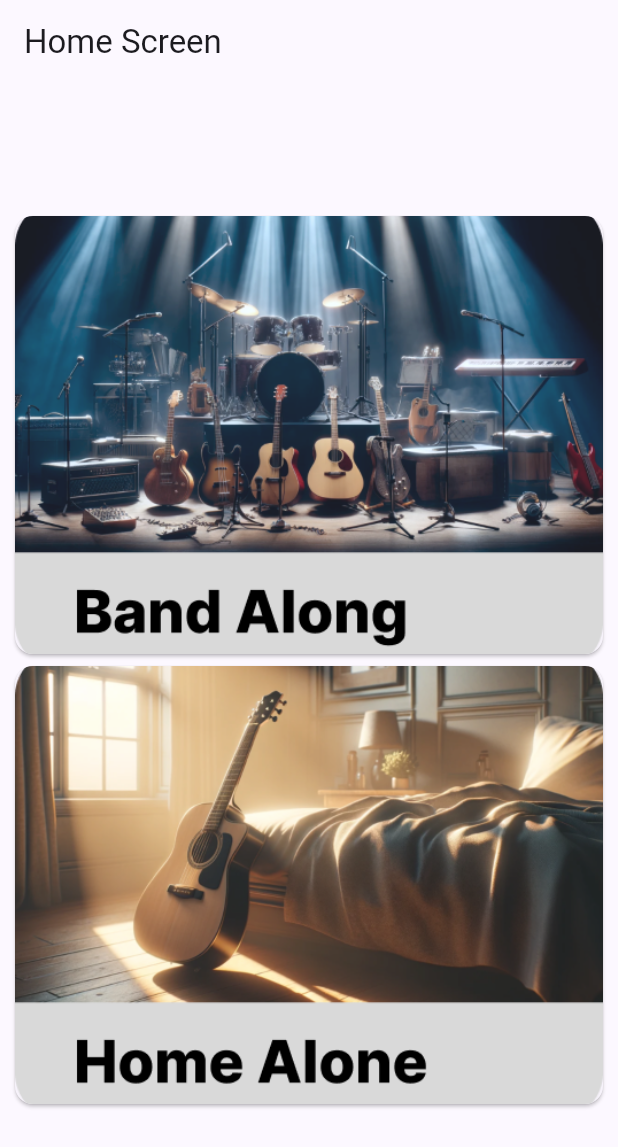
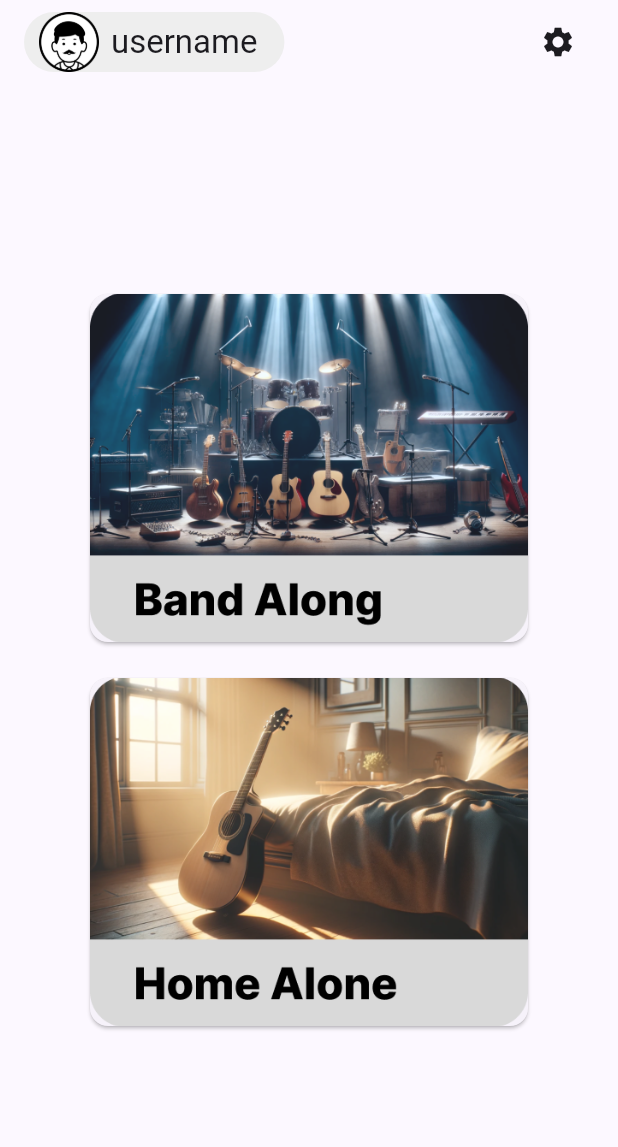
Before and after one commit to ljy2855/bflat_app, a Flutter app: the screen it shows after launch, on a phone screen of 412 x 824 dp. Shown: the top 1147 px of the screen. Run offline on Flutter 3.47's test engine with Material 3 defaults, Android fonts, the phone set to English and light mode, and no system bars; our stand-ins replace file_picker, flutter_dotenv, permission_handler; missing offline and left inert: record.

Commit message:
design: home screen

```diff
--- a/lib/screens/home_screen.dart
+++ b/lib/screens/home_screen.dart
@@ -1,23 +1,72 @@
 import 'package:bflat_app/screens/select_record_screen.dart';
 import 'package:bflat_app/screens/sound_check.dart';
 import 'package:flutter/material.dart';
+
+class UserProfileWidget extends StatelessWidget {
+  final String username;
+
+  UserProfileWidget({Key? key, required this.username}) : super(key: key);
+
+  @override
+  Widget build(BuildContext context) {
+    return GestureDetector(
+      onTap: () {},
+      child: Container(
+        padding: EdgeInsets.symmetric(horizontal: 10),
+        margin: EdgeInsets.only(right: 10),
+        decoration: BoxDecoration(
+          color: Colors.grey[200], // 배경 색상
+          borderRadius: BorderRadius.circular(20),
+        ),
+        child: Row(
+          mainAxisSize: MainAxisSize.min,
+          children: <Widget>[
+            CircleAvatar(
+              backgroundColor: Colors.white, // 아이콘 배경색
+              child: Image.asset('assets/images/user_profile.png'),
+            ),
+            Padding(
+              padding: EdgeInsets.symmetric(horizontal: 8),
+              child: Text(username),
+            ),
+          ],
+        ),
+      ),
+    );
+  }
+}
 
 class HomeScreen extends StatelessWidget {
   const HomeScreen({super.key});
 
   @override
   Widget build(BuildContext context) {
+    const username = "username";
+
     return Scaffold(
       appBar: AppBar(
-        title: const Text('Home Screen'),
+        title: Row(
+          mainAxisAlignment: MainAxisAlignment.spaceBetween,
+          children: <Widget>[
+            UserProfileWidget(username: username),
+            IconButton(
+              icon: Icon(Icons.settings),
+              onPressed: () {
+                // 검색 버튼 동작
+              },
+            ),
+          ],
+        ),
       ),
       body: Center(
         child: Column(
           mainAxisAlignment: MainAxisAlignment.center,
           children: <Widget>[
-            SizedBox(
-              height: 300,
-              width: 400,
+            Padding(
+              padding: const EdgeInsets.all(8.0),
+              child: SizedBox(
+                width: 300,
+                height: 240,
                 child: GestureDetector(
                   onTap: () {
                     Navigator.push(
@@ -35,16 +84,20 @@ class HomeScreen extends StatelessWidget {
                   ),
                 ),
               ),
-            GestureDetector(
+            ),
+            Padding(
+              padding: const EdgeInsets.all(8.0),
+              child: GestureDetector(
                 onTap: () {},
                 child: SizedBox(
-                height: 300,
-                width: 400,
+                  width: 300,
+                  height: 240,
                   child: Card(
                     clipBehavior: Clip.antiAlias,
                     child: Image.asset(
                       'assets/images/home_along_card.png',
                       fit: BoxFit.cover,
+                    ),
                   ),
                 ),
               ),
@@ -69,14 +122,17 @@ class BandAlongScreen extends StatelessWidget {
         child: Column(
           mainAxisAlignment: MainAxisAlignment.center,
           children: <Widget>[
-            SizedBox(
-              height: 200,
-              width: 400,
+            Padding(
+              padding: const EdgeInsets.all(8.0),
+              child: SizedBox(
+                width: 300,
+                height: 100,
                 child: GestureDetector(
                   onTap: () {
                     Navigator.push(
                       context,
-                    MaterialPageRoute(builder: (context) => SoundCheckScreen()),
+                      MaterialPageRoute(
+                          builder: (context) => SoundCheckScreen()),
                     );
                   },
                   child: Card(
@@ -84,7 +140,7 @@ class BandAlongScreen extends StatelessWidget {
                     child: Stack(
                       children: [
                         Image.asset(
-                        'images/band_along_card.png',
+                          'assets/images/sound_check_card.png',
                           fit: BoxFit.cover,
                           width: 400,
                           height: 200,
@@ -113,23 +169,29 @@ class BandAlongScreen extends StatelessWidget {
                   ),
                 ),
               ),
-            GestureDetector(
+            ),
+            Padding(
+              padding: const EdgeInsets.all(8.0),
+              child: SizedBox(
+                width: 300,
+                height: 100,
+                child: GestureDetector(
                   onTap: () {
                     Navigator.push(
                       context,
-                  MaterialPageRoute(builder: (context) => const UploadScreen()),
+                      MaterialPageRoute(
+                          builder: (context) => const UploadScreen()),
                     );
                   },
-              child: SizedBox(
-                height: 200,
-                width: 400,
                   child: Card(
                     clipBehavior: Clip.antiAlias,
                     child: Stack(
                       children: [
                         Image.asset(
-                        'images/home_along_card.png',
+                          'assets/images/record_analysis_card.png',
                           fit: BoxFit.cover,
+                          width: 400,
+                          height: 200,
                         ),
                         const Positioned(
                           right: 10, // 우측 여백
@@ -155,18 +217,23 @@ class BandAlongScreen extends StatelessWidget {
                   ),
                 ),
               ),
-            GestureDetector(
+            ),
+            Padding(
+              padding: const EdgeInsets.all(8.0),
+              child: SizedBox(
+                width: 300,
+                height: 100,
+                child: GestureDetector(
                   onTap: () {},
-              child: SizedBox(
-                height: 200,
-                width: 400,
                   child: Card(
                     clipBehavior: Clip.antiAlias,
                     child: Stack(
                       children: [
                         Image.asset(
-                        'images/home_along_card.png',
+                          'assets/images/history_card.png',
                           fit: BoxFit.cover,
+                          width: 400,
+                          height: 200,
                         ),
                         const Positioned(
                           right: 10, // 우측 여백
@@ -192,6 +259,7 @@ class BandAlongScreen extends StatelessWidget {
                   ),
                 ),
               ),
+            ),
           ],
         ),
       ),
```
Lines whose indentation alone changed are shown as unchanged.
